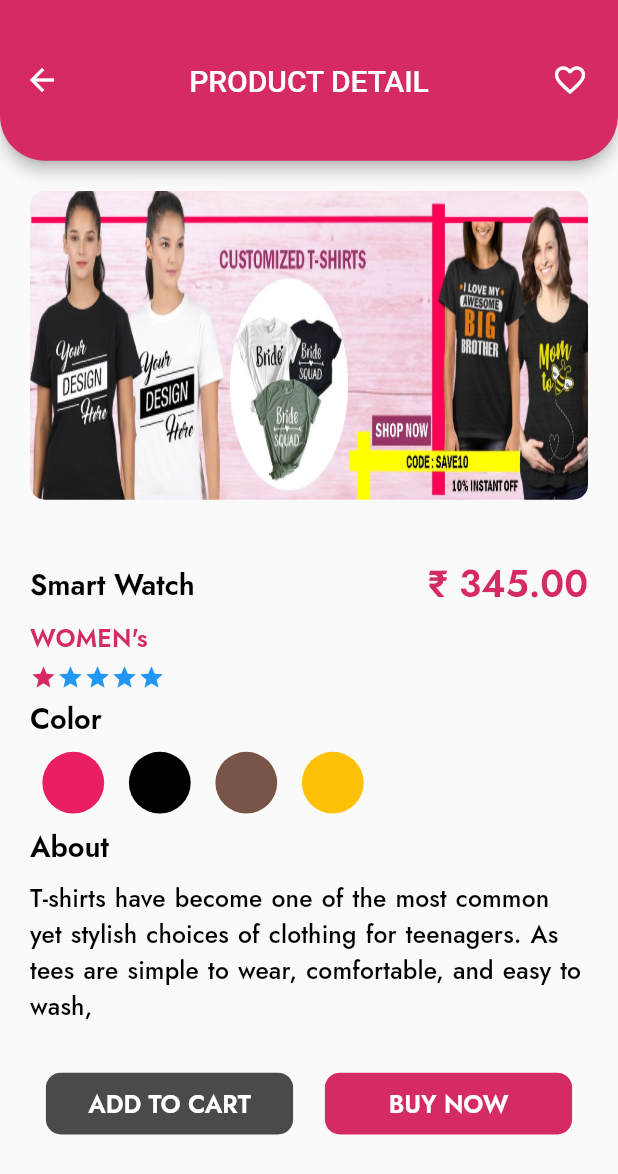
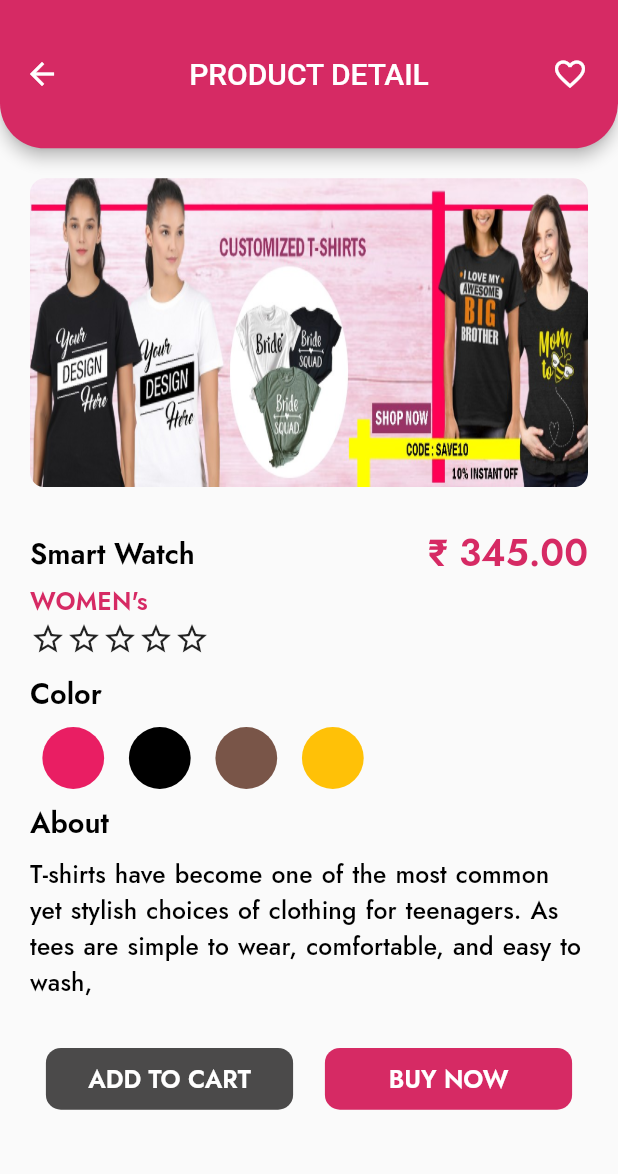
Before and after one commit to KowsiKalyan/customer_module, a Flutter app: the ProductDetailsScreen screen opened directly, on a phone screen of 412 x 824 dp. Shown: the top 1174 px of the screen. Run offline on Flutter 3.47's test engine with Material 2 defaults, Android fonts, the light colour scheme and no system bars; our stand-ins replace carousel_slider, fluttertoast, font_awesome_flutter, get, google_fonts.

Commit message:
rating bar

```diff
--- a/lib/src/view/product/product_details_screen.dart
+++ b/lib/src/view/product/product_details_screen.dart
@@ -39,7 +39,7 @@ class _ProductDetailsScreenState extends State<ProductDetailsScreen> {
             bottom: Radius.circular(30),
           ),
         ),
-        toolbarHeight: 13.00.hp,
+        toolbarHeight: 12.00.hp,
         backgroundColor: appcolor,
       ),
       body: Padding(
@@ -60,10 +60,10 @@ class _ProductDetailsScreenState extends State<ProductDetailsScreen> {
                         image: AssetImage('assets/images/t.jpg'))),
               ),
               SizedBox(
-                height: 4.00.hp,
+                height: 3.00.hp,
               ),
               Container(
-                height: 11.00.hp,
+                height: 10.00.hp,
                 width: 100.00.wp,
                 child: Column(
                   mainAxisAlignment: MainAxisAlignment.spaceEvenly,
@@ -91,7 +91,7 @@ class _ProductDetailsScreenState extends State<ProductDetailsScreen> {
                 ),
               ),
               SizedBox(
-                height: 1.00.hp,
+                height: 2.00.hp,
               ),
               const ColorChoose(),
               SizedBox(
--- a/lib/src/view/product/product_ratings_ui.dart
+++ b/lib/src/view/product/product_ratings_ui.dart
@@ -8,31 +8,32 @@ class ProductRatings extends StatefulWidget {
 }
 
 class _ProductRatingsState extends State<ProductRatings> {
-  var selectedindex = 0;
-  var arraylist = [];
+  int _currentRating = 0;
+  Widget _buildRatingProductRatings(int index) {
+    if (index < _currentRating) {
+      return Icon(Icons.star, color: appcolor);
+    } else {
+      return Icon(Icons.star_border_outlined);
+    }
+  }
+
   @override
   Widget build(BuildContext context) {
     return Container(
-      height: 1.00.hp,
-      width: 60.00.wp,
+      height: 2.00.hp,
+      width: 200,
       child: ListView.builder(
           scrollDirection: Axis.horizontal,
           itemCount: 5,
           itemBuilder: ((context, index) {
-            return InkWell(
-              onTap: (() {
-                setState(() {
-                  selectedindex = index;
-                  print(selectedindex.toString());
-                  // arraylist.addAll(selectedindex);
-                });
-              }),
-              child: Icon(
-                Icons.star,
-                color: selectedindex == index ? appcolor : Colors.blue,
-                size: 18,
-              ),
-            );
+            return GestureDetector(
+                onTap: (() {
+                  setState(() {
+                    _currentRating = index + 1;
+                    print(_currentRating.toString());
+                  });
+                }),
+                child: _buildRatingProductRatings(index));
           })),
     );
   }
```
